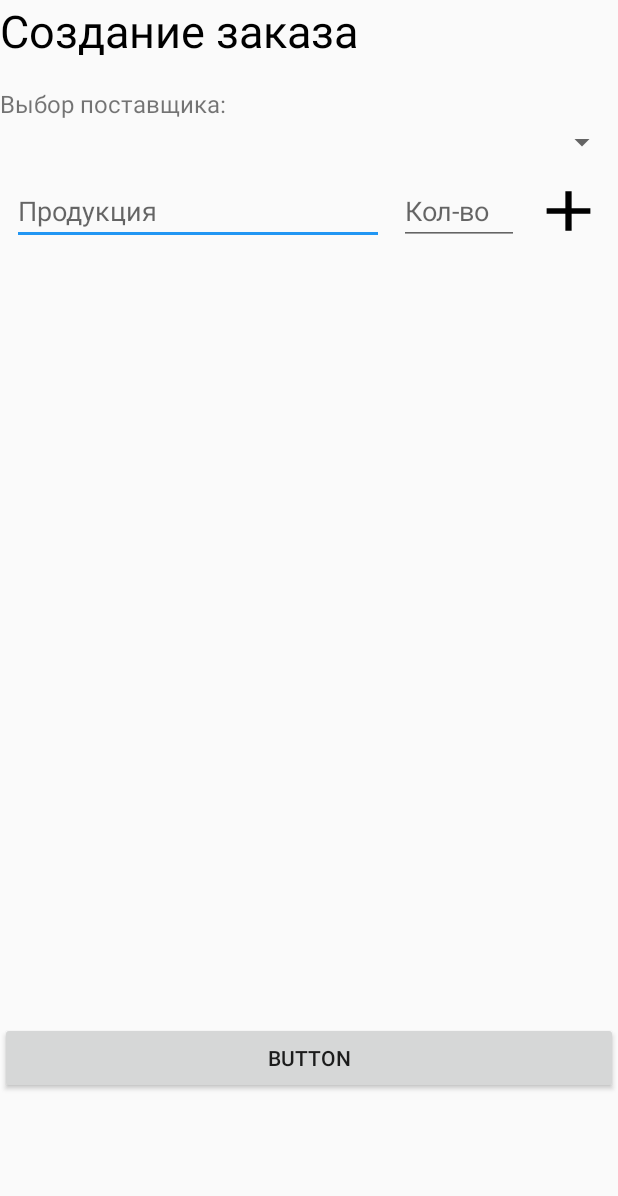
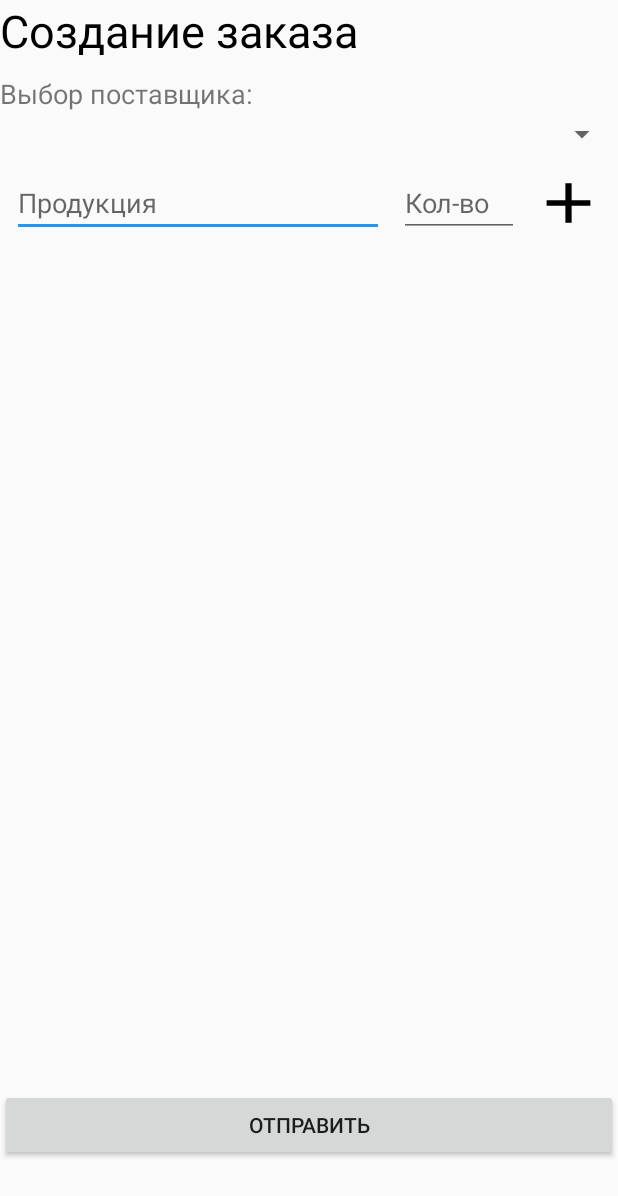
Before and after one commit to SHADESAVE/ZaObed, an Android app: the layout fragment_request_2.xml on its own in the app's theme, with its tools: preview values and no code run, on a phone screen of 412 x 824 dp. Shown: the top 1196 px of the screen. Run offline under Robolectric (Android 15) with nearby library versions, the phone set to English and light mode, and no system bars.

Commit message:
Update fragment_request_2.xml

```diff
--- a/ZaObed/app/src/main/res/layout/fragment_request_2.xml
+++ b/ZaObed/app/src/main/res/layout/fragment_request_2.xml
@@ -51,12 +51,13 @@
             android:layout_marginEnd="8dp"
             android:background="@drawable/ic_add_black_48dp"/>
     <Button
-            android:text="Button"
+            android:text="Отправить"
             android:layout_width="0dp"
             android:layout_height="wrap_content"
             android:id="@+id/button2" app:layout_constraintEnd_toEndOf="parent"
             app:layout_constraintStart_toStartOf="parent"
-            app:layout_constraintTop_toBottomOf="@+id/itemlist"/>
+            app:layout_constraintTop_toBottomOf="@+id/itemlist" app:layout_constraintBottom_toBottomOf="parent"
+    />
     <Spinner
             android:layout_width="411dp"
             android:layout_height="30dp"
@@ -68,6 +69,6 @@
             android:layout_width="wrap_content"
             android:layout_height="wrap_content"
             android:id="@+id/textView2"
-            app:layout_constraintTop_toBottomOf="@+id/textView" android:layout_marginTop="8dp" android:textSize="16sp"
+            app:layout_constraintTop_toBottomOf="@+id/textView" android:textSize="18sp"
             app:layout_constraintStart_toStartOf="parent"/>
 </android.support.constraint.ConstraintLayout>
```
